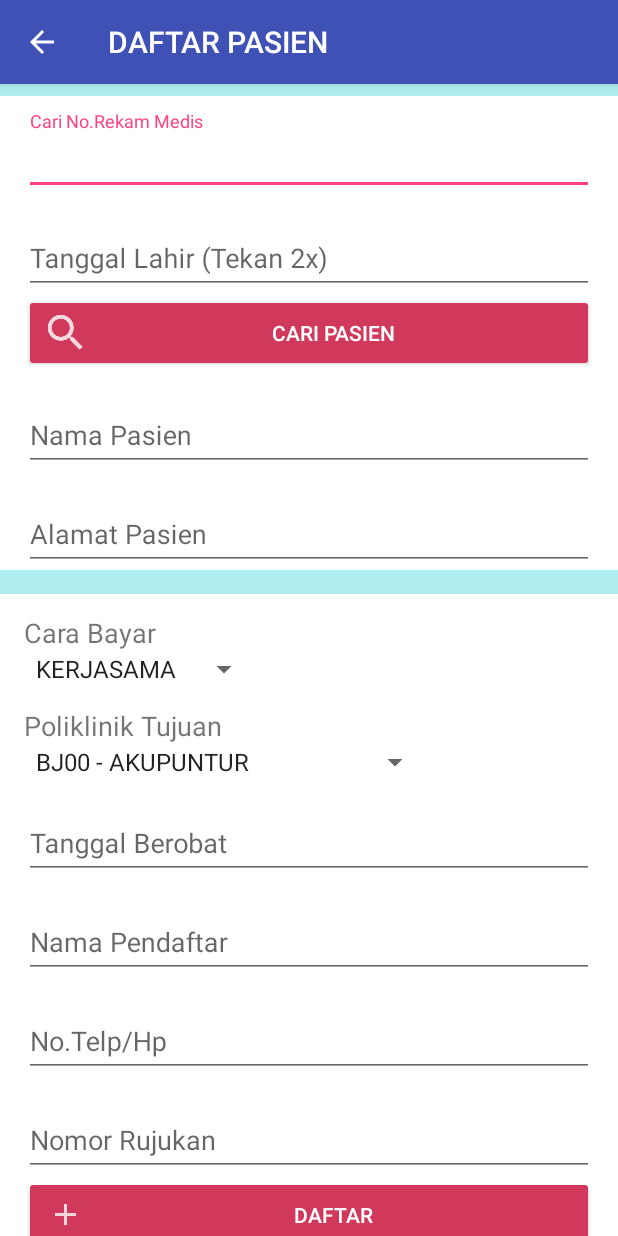
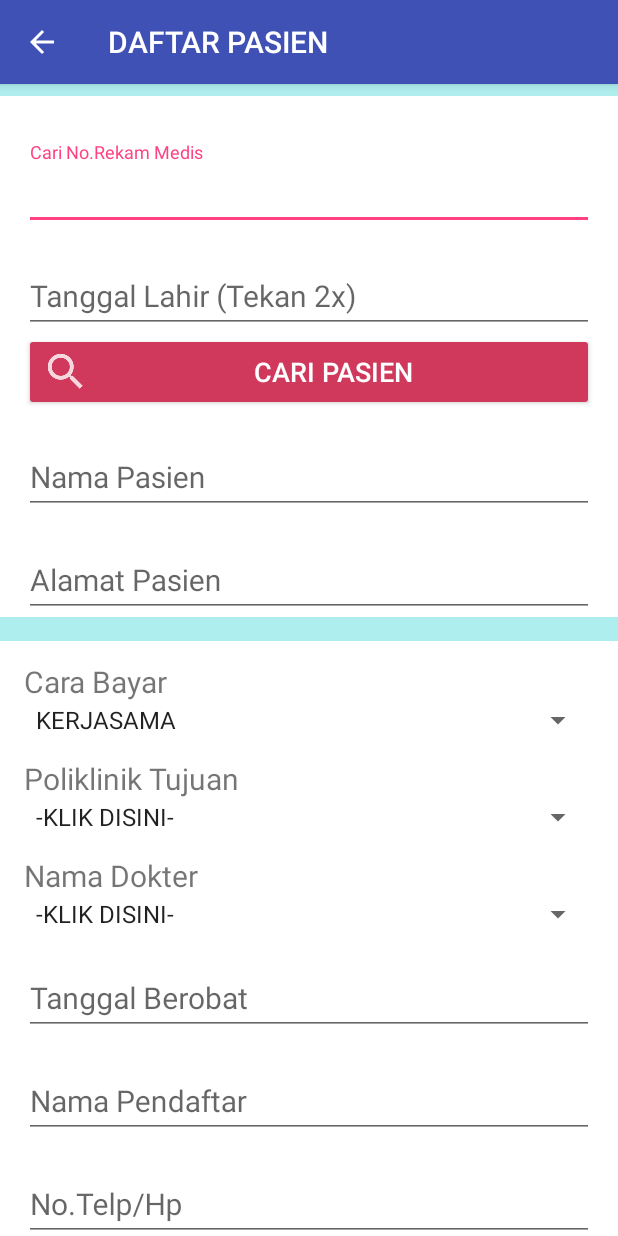
Before and after one commit to TrioEdan/AppRSMMC, an Android app: the DaftarPasien screen opened directly, with no data from a screen before it, on a phone screen of 412 x 824 dp. Run offline under Robolectric (Android 15) with nearby library versions, the light colour scheme and no system bars; our stand-ins replace Volley.

Commit message:
commit lagi

```diff
--- a/app/build.gradle
+++ b/app/build.gradle
@@ -21,14 +21,20 @@ android {
 
 dependencies {
     implementation fileTree(include: ['*.jar'], dir: 'libs')
+    //noinspection GradleCompatible
     implementation 'com.android.support:appcompat-v7:27.1.1'
+    //noinspection GradleCompatible
     implementation 'com.android.support:design:27.1.1'
     implementation 'com.android.support.constraint:constraint-layout:1.1.2'
     testImplementation 'junit:junit:4.12'
     androidTestImplementation 'com.android.support.test:runner:1.0.2'
     androidTestImplementation 'com.android.support.test.espresso:espresso-core:3.0.2'
+    //noinspection GradleCompatible
     implementation 'com.android.support:support-vector-drawable:27.1.1'
+    //noinspection GradleCompatible
     implementation 'com.android.support:animated-vector-drawable:27.1.1'
+    //noinspection GradleCompatible
     implementation 'com.android.support:cardview-v7:27.1.1'
+    implementation 'com.android.volley:volley:1.0.0'
     implementation 'com.github.clans:fab:1.6.4'
 }
--- a/app/src/main/AndroidManifest.xml
+++ b/app/src/main/AndroidManifest.xml
@@ -7,6 +7,7 @@
     <uses-permission android:name="android.permission.ACCESS_WIFI_STATE" />
 
     <application
+        android:name=".AppController"
         android:allowBackup="true"
         android:icon="@mipmap/ic_logommc"
         android:label="@string/app_name"
--- a/app/src/main/java/com/example/akbar/rumahsakitmusimedikacendikia/Bantuan.java
+++ b/app/src/main/java/com/example/akbar/rumahsakitmusimedikacendikia/Bantuan.java
@@ -118,7 +118,7 @@ public class Bantuan extends AppCompatActivity {
     }
 
     private void launchHomeScreen() {
-        session.setFirstTimeLaunch(false);
+        session.setFirstTimeLaunch(true);
         startActivity(new Intent(getApplicationContext(), MainActivity.class));
         finish();
     }
--- a/app/src/main/java/com/example/akbar/rumahsakitmusimedikacendikia/MainActivity.java
+++ b/app/src/main/java/com/example/akbar/rumahsakitmusimedikacendikia/MainActivity.java
@@ -147,7 +147,7 @@ public class MainActivity extends AppCompatActivity
     }
 
     public void GoOther(){
-        goDaftar = new Intent(getApplicationContext(),CreateData.class);
+        goDaftar = new Intent(getApplicationContext(),DaftarPasien.class);
         startActivity(goDaftar);
         overridePendingTransition(R.anim.go_up, R.anim.go_down);
     }
--- a/app/src/main/java/com/example/akbar/rumahsakitmusimedikacendikia/ServerAPI.java
+++ b/app/src/main/java/com/example/akbar/rumahsakitmusimedikacendikia/ServerAPI.java
@@ -2,9 +2,9 @@ package com.example.akbar.rumahsakitmusimedikacendikia;
 
 public class ServerAPI {
     //ip address diganti dengan ip address komputer yg terhubung ke jaringan
-    public static final String URL_ROOT = "http://192.168.43.105/crud_project/Api.php?apicall=";
+    public static final String URL_ROOT = "http://192.168.43.50/rumahsakit/Api.php?apicall=";
 
     public static final String URL_CREATE = URL_ROOT + "createdata";
-    public static final String URL_READ = URL_ROOT + "getdata";
+    public static final String URL_READ = "http://192.168.43.50/rumahsakit/get_detail.php?no_medrec=";
 
 }
--- a/app/src/main/res/layout/activity_daftar_pasien.xml
+++ b/app/src/main/res/layout/activity_daftar_pasien.xml
@@ -17,6 +17,21 @@
             android:background="#ffffff"
             android:orientation="vertical">
 
+            <android.support.design.widget.TextInputLayout
+                android:id="@+id/tilid"
+                android:layout_width="match_parent"
+                android:layout_height="wrap_content"
+                android:layout_centerHorizontal="true"
+                android:layout_marginTop="10dp">
+
+                <EditText
+                    android:id="@+id/inp_id"
+                    android:layout_width="match_parent"
+                    android:layout_height="wrap_content"
+                    android:ems="10"
+                    android:visibility="gone"/>
+
+            </android.support.design.widget.TextInputLayout>
 
         <android.support.design.widget.TextInputLayout
             android:id="@+id/no_rekam_layout"
@@ -32,7 +47,8 @@
                 android:layout_marginRight="16dp"
                 android:layout_marginLeft="16dp"
                 android:ems="10"
-                android:hint="Cari No.Rekam Medis" />
+                android:hint="Cari No.Rekam Medis"
+                android:textSize="20sp"/>
 
         </android.support.design.widget.TextInputLayout>
 
@@ -52,7 +68,8 @@
                 android:layout_marginRight="16dp"
                 android:layout_marginLeft="16dp"
                 android:ems="10"
-                android:hint="Tanggal Lahir (Tekan 2x)" />
+                android:hint="Tanggal Lahir (Tekan 2x)"
+                android:textSize="20sp"/>
 
         </android.support.design.widget.TextInputLayout>
 
@@ -62,6 +79,7 @@
             android:layout_height="wrap_content"
             android:backgroundTint="@color/dot_dark_screen1"
             android:text="CARI PASIEN"
+            android:textSize="18sp"
             android:drawableLeft="@drawable/ic_action_search"
             android:layout_marginRight="16dp"
             android:layout_marginLeft="16dp"
@@ -82,7 +100,8 @@
                 android:layout_marginRight="16dp"
                 android:layout_marginLeft="16dp"
                 android:focusable="false"
-                android:hint="Nama Pasien" />
+                android:hint="Nama Pasien"
+                android:textSize="20sp"/>
 
         </android.support.design.widget.TextInputLayout>
 
@@ -101,7 +120,8 @@
                 android:layout_marginTop="20px"
                 android:layout_marginRight="16dp"
                 android:layout_marginLeft="16dp"
-                android:hint="Alamat Pasien" />
+                android:hint="Alamat Pasien"
+                android:textSize="20sp"/>
 
         </android.support.design.widget.TextInputLayout>
 
@@ -120,12 +140,12 @@
                 android:layout_marginRight="16dp"
                 android:layout_marginLeft="16dp"
                 android:text="Cara Bayar"
-                android:textSize="18sp"
+                android:textSize="20sp"
                 android:layout_marginTop="20px"/>
 
             <Spinner
                 android:id="@+id/spinner_bayar"
-                android:layout_width="wrap_content"
+                android:layout_width="match_parent"
                 android:layout_height="match_parent"
                 android:entries="@array/cara_bayar"
                 android:layout_marginRight="16dp"
@@ -136,7 +156,7 @@
             <Spinner
                 android:id="@+id/spinner_kerjasama"
                 android:visibility="gone"
-                android:layout_width="wrap_content"
+                android:layout_width="match_parent"
                 android:layout_height="match_parent"
                 android:layout_marginRight="16dp"
                 android:layout_marginLeft="16dp">
@@ -146,17 +166,36 @@
                 android:layout_width="match_parent"
                 android:layout_height="wrap_content"
                 android:text="Poliklinik Tujuan"
-                android:textSize="18sp"
+                android:textSize="20sp"
                 android:layout_marginTop="20px"
                 android:layout_marginRight="16dp"
                 android:layout_marginLeft="16dp"/>
 
             <Spinner
                 android:id="@+id/spinner_poli"
-                android:layout_width="wrap_content"
+                android:layout_width="match_parent"
                 android:layout_height="match_parent"
                 android:layout_marginRight="16dp"
                 android:entries="@array/poliklinik"
+                android:layout_marginLeft="16dp"
+                android:spinnerMode="dropdown">
+            </Spinner>
+
+            <TextView
+                android:layout_width="match_parent"
+                android:layout_height="wrap_content"
+                android:text="Nama Dokter"
+                android:textSize="20sp"
+                android:layout_marginTop="20px"
+                android:layout_marginRight="16dp"
+                android:layout_marginLeft="16dp"/>
+
+            <Spinner
+                android:id="@+id/spinner_dokter"
+                android:layout_width="match_parent"
+                android:layout_height="match_parent"
+                android:layout_marginRight="16dp"
+                android:entries="@array/Dokter"
                 android:layout_marginLeft="16dp"
                 android:spinnerMode="dropdown">
             </Spinner>
@@ -175,7 +214,8 @@
                     android:layout_marginTop="20px"
                     android:layout_marginRight="16dp"
                     android:layout_marginLeft="16dp"
-                    android:hint="Tanggal Berobat" />
+                    android:hint="Tanggal Berobat"
+                    android:textSize="20sp"/>
 
             </android.support.design.widget.TextInputLayout>
 
@@ -193,7 +233,8 @@
                     android:layout_marginTop="20px"
                     android:layout_marginRight="16dp"
                     android:layout_marginLeft="16dp"
-                    android:hint="Nama Pendaftar" />
+                    android:hint="Nama Pendaftar"
+                    android:textSize="20sp"/>
 
             </android.support.design.widget.TextInputLayout>
 
@@ -209,9 +250,11 @@
                     android:layout_width="match_parent"
                     android:layout_height="wrap_content"
                     android:layout_marginTop="20px"
+                    android:inputType="number"
                     android:layout_marginRight="16dp"
                     android:layout_marginLeft="16dp"
-                    android:hint="No.Telp/Hp" />
+                    android:hint="No.Telp/Hp"
+                    android:textSize="20sp"/>
 
             </android.support.design.widget.TextInputLayout>
 
@@ -229,7 +272,8 @@
                     android:layout_marginTop="20px"
                     android:layout_marginRight="16dp"
                     android:layout_marginLeft="16dp"
-                    android:hint="Nomor Rujukan" />
+                    android:hint="Nomor Rujukan"
+                    android:textSize="20sp"/>
 
             </android.support.design.widget.TextInputLayout>
 
@@ -239,16 +283,23 @@
                 android:layout_height="wrap_content"
                 android:backgroundTint="@color/dot_dark_screen1"
                 android:text="DAFTAR"
+                android:textSize="18sp"
                 android:drawableLeft="@drawable/ic_action_plus"
                 android:layout_marginRight="16dp"
                 android:layout_marginLeft="16dp"
                 android:textColor="@android:color/white" />
+
+            <ProgressBar
+                android:id="@+id/progressBar"
+                android:layout_width="wrap_content"
+                android:layout_height="wrap_content"
+                android:layout_centerHorizontal="true"
+                android:layout_centerVertical="true"
+                android:visibility="gone"/>
 
         </LinearLayout>
 
     </LinearLayout>
 
 
-
-
 </android.support.v4.widget.NestedScrollView>
--- a/app/src/main/res/values/strings.xml
+++ b/app/src/main/res/values/strings.xml
@@ -35,7 +35,14 @@
         <item>UMUM</item>
     </string-array>
 
+    <string-array name="kerjasama">
+        <item>BPJS</item>
+        <item>JAMSOSKES</item>
+        <item>BANK SUMSEL</item>
+    </string-array>
+
     <string-array name="poliklinik">
+        <item>-KLIK DISINI-</item>
         <item>BJ00 - AKUPUNTUR</item>
         <item>BC00 - ALERGI</item>
         <item>BR00 - ANAK</item>
@@ -52,4 +59,33 @@
         <item>BG00 - GIGI DAN MULUT</item>
         <item>BQ04 - GIZI</item>
     </string-array>
+
+    <string-array name="Dokter">
+        <item>-KLIK DISINI-</item>
+        <item>Dr. Hj. Siti Mirza Nuriah, SpOg(K)</item>
+        <item>Dr. H. Indrayadi SpA</item>
+        <item>Dr. Diah Melly Marlyana, SpOG(K)</item>
+        <item>Dr. Yunita Fediani, SpA,M.Kes</item>
+        <item>Dr. Sonny H.A. Harsono,SpA</item>
+        <item>Drg. Else Gustiana, SpOrt</item>
+        <item>Dr. Alyssa Amelia Vania Utami</item>
+        <item>Dr. Erni Afriani, SpPD</item>
+        <item>Dr. Yenni Dian Andayani, SpPD</item>
+        <item>Dr. Erinnah Yunvina Permatasari</item>
+        <item>Dr. Monica Imelda Krist</item>
+        <item>Dr. Ekta Margaredta</item>
+        <item>Dr. Suprapti, SpPD</item>
+        <item>Dr. RM dewi, SpPD</item>
+        <item>Dr. Yuniza, SpPD</item>
+        <item>Dr. Hidayatullah, SpTHT-KL</item>
+        <item>Dr.  Mulawan Umar,  SpB(K)Onk</item>
+        <item>Drg. Denai Apriansyah</item>
+        <item>Dr. Jimmy Vareta, SpB</item>
+        <item>Dr. Erwin Maulan, SpB</item>
+        <item>Dr. Amirah Novaliani, SpOG(K)</item>
+        <item>Dr. SNA Ratnasari Devi, Sp.RAD</item>
+        <item>DR. Dr. H. M Alsen Arlan, SpB-KBD, MARS</item>
+        <item>Dr. Eva Kumalasari, SpM</item>
+        <item>Dr. Yusni Puspita, SpAn</item>
+    </string-array>
 </resources>
```
Also changed, not shown: app/src/main/java/com/example/akbar/rumahsakitmusimedikacendikia/AppController.java (added, +43 -0 lines), app/src/main/java/com/example/akbar/rumahsakitmusimedikacendikia/DaftarPasien.java (+177 -0 lines), app/src/main/java/com/example/akbar/rumahsakitmusimedikacendikia/ModelData.java (+27 -19 lines), app/src/main/res/layout/activity_history_pendaftar.xml (+5 -2 lines), 1 other file.
